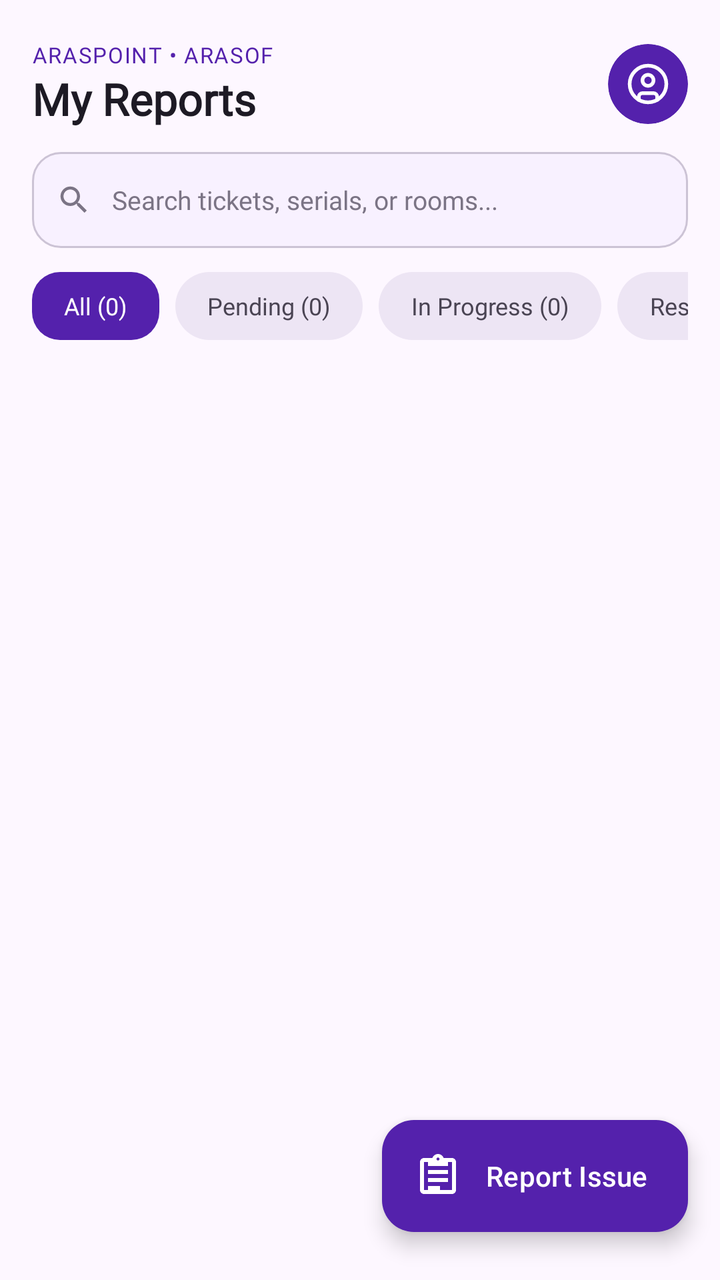
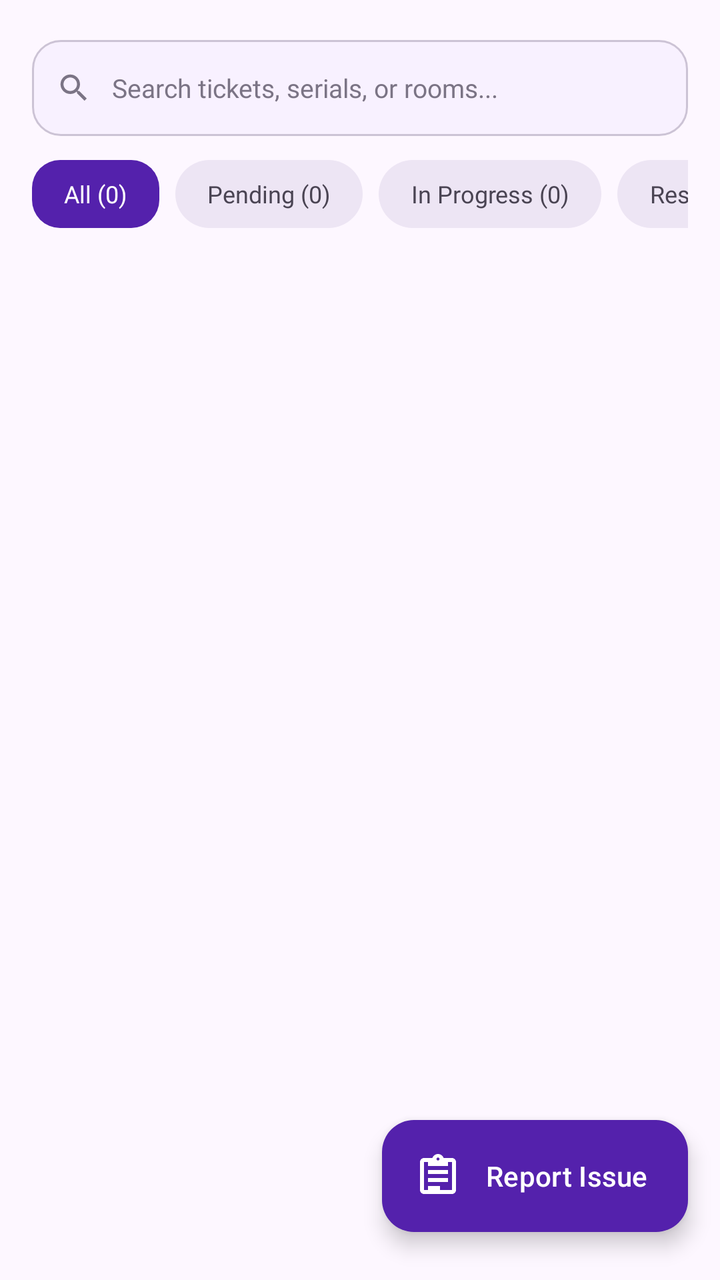

The first picture is an Android layout as it rendered before a commit; the second is the same layout after the commit. The layout source and the unified diff follow.
<!-- AndroidManifest.xml: application theme Theme.Araspointmap -->
<!-- res/layout/fragment_report.xml -->
<?xml version="1.0" encoding="utf-8"?>
<androidx.coordinatorlayout.widget.CoordinatorLayout xmlns:android="http://schemas.android.com/apk/res/android"
    xmlns:app="http://schemas.android.com/apk/res-auto"
    android:layout_width="match_parent"
    android:layout_height="match_parent"
    android:background="@color/surface">

    <LinearLayout
        android:layout_width="match_parent"
        android:layout_height="match_parent"
        android:orientation="vertical"
        android:paddingHorizontal="@dimen/screen_padding_horizontal"
        android:paddingTop="20dp">

        <RelativeLayout
            android:layout_width="match_parent"
            android:layout_height="wrap_content"
            android:layout_marginBottom="12dp">

            <LinearLayout
                android:layout_width="wrap_content"
                android:layout_height="wrap_content"
                android:layout_alignParentStart="true"
                android:layout_centerVertical="true"
                android:orientation="vertical">

                <TextView
                    android:layout_width="wrap_content"
                    android:layout_height="wrap_content"
                    android:fontFamily="@font/inter_18pt_bold"
                    android:text="ARASPOINT • ARASOF"
                    android:textColor="@color/primary"
                    android:textSize="11sp"
                    android:letterSpacing="0.05" />

                <TextView
                    android:id="@+id/reportTitleText"
                    android:layout_width="wrap_content"
                    android:layout_height="wrap_content"
                    android:fontFamily="@font/poppins_bold"
                    android:text="My Reports"
                    android:textColor="@color/on_surface"
                    android:textSize="22sp"
                    android:textStyle="bold" />
            </LinearLayout>

            <androidx.cardview.widget.CardView
                android:layout_width="40dp"
                android:layout_height="40dp"
                android:layout_alignParentEnd="true"
                android:layout_centerVertical="true"
                app:cardCornerRadius="20dp"
                app:cardElevation="0dp"
                app:cardBackgroundColor="@color/primary">

                <ImageView
                    android:layout_width="22dp"
                    android:layout_height="22dp"
                    android:layout_gravity="center"
                    android:src="@drawable/circle_user"
                    app:tint="@color/on_primary"
                    android:contentDescription="Profile" />
            </androidx.cardview.widget.CardView>
        </RelativeLayout>

        <LinearLayout
            android:layout_width="match_parent"
            android:layout_height="@dimen/input_height"
            android:background="@drawable/bg_input_field"
            android:gravity="center_vertical"
            android:orientation="horizontal"
            android:paddingHorizontal="@dimen/input_padding_horizontal"
            android:layout_marginBottom="12dp">

            <ImageView
                android:layout_width="@dimen/input_icon_size"
                android:layout_height="@dimen/input_icon_size"
                android:src="@drawable/ic_search_m3"
                app:tint="@color/outline"
                android:contentDescription="Search Icon" />

            <EditText
                android:id="@+id/searchReportInput"
                android:layout_width="0dp"
                android:layout_height="match_parent"
                android:layout_weight="1"
                android:layout_marginStart="10dp"
                android:background="@android:color/transparent"
                android:fontFamily="@font/inter_18pt_regular"
                android:hint="Search tickets, serials, or rooms..."
                android:textColor="@color/on_surface"
                android:textColorHint="@color/outline"
                android:textSize="@dimen/text_body"
                android:singleLine="true" />
        </LinearLayout>

        <HorizontalScrollView
            android:layout_width="match_parent"
            android:layout_height="wrap_content"
            android:scrollbars="none"
            android:layout_marginBottom="12dp">

            <LinearLayout
                android:layout_width="wrap_content"
                android:layout_height="wrap_content"
                android:orientation="horizontal">

                <TextView
                    android:id="@+id/chipFilterAll"
                    android:layout_width="wrap_content"
                    android:layout_height="34dp"
                    android:gravity="center"
                    android:background="@drawable/bg_button_primary"
                    android:fontFamily="@font/inter_18pt_bold"
                    android:paddingHorizontal="16dp"
                    android:text="All (0)"
                    android:textColor="@color/on_primary"
                    android:textSize="12sp"
                    android:clickable="true"
                    android:focusable="true" />

                <TextView
                    android:id="@+id/chipFilterPending"
                    android:layout_width="wrap_content"
                    android:layout_height="34dp"
                    android:gravity="center"
                    android:layout_marginStart="8dp"
                    android:background="@drawable/bg_badge_institution"
                    android:fontFamily="@font/inter_18pt_bold"
                    android:paddingHorizontal="16dp"
                    android:text="Pending (0)"
                    android:textColor="@color/on_surface_variant"
                    android:textSize="12sp"
                    android:clickable="true"
                    android:focusable="true" />

                <TextView
                    android:id="@+id/chipFilterInProgress"
                    android:layout_width="wrap_content"
                    android:layout_height="34dp"
                    android:gravity="center"
                    android:layout_marginStart="8dp"
                    android:background="@drawable/bg_badge_institution"
                    android:fontFamily="@font/inter_18pt_bold"
                    android:paddingHorizontal="16dp"
                    android:text="In Progress (0)"
                    android:textColor="@color/on_surface_variant"
                    android:textSize="12sp"
                    android:clickable="true"
                    android:focusable="true" />

                <TextView
                    android:id="@+id/chipFilterResolved"
                    android:layout_width="wrap_content"
                    android:layout_height="34dp"
                    android:gravity="center"
                    android:layout_marginStart="8dp"
                    android:background="@drawable/bg_badge_institution"
                    android:fontFamily="@font/inter_18pt_bold"
                    android:paddingHorizontal="16dp"
                    android:text="Resolved (0)"
                    android:textColor="@color/on_surface_variant"
                    android:textSize="12sp"
                    android:clickable="true"
                    android:focusable="true" />
            </LinearLayout>
        </HorizontalScrollView>

        <LinearLayout
            android:id="@+id/maintenanceSummaryLayout"
            android:layout_width="match_parent"
            android:layout_height="wrap_content"
            android:orientation="horizontal"
            android:layout_marginBottom="12dp"
            android:visibility="gone">

            <androidx.cardview.widget.CardView
                android:layout_width="0dp"
                android:layout_height="@dimen/kpi_card_height"
                android:layout_weight="1"
                android:layout_marginEnd="6dp"
                app:cardCornerRadius="14dp"
                app:cardElevation="1dp"
                app:cardBackgroundColor="@color/surface_container_lowest">

                <LinearLayout
                    android:layout_width="match_parent"
                    android:layout_height="match_parent"
                    android:orientation="vertical"
                    android:gravity="center"
                    android:padding="8dp">

                    <TextView
                        android:id="@+id/txtSummaryTotal"
                        android:layout_width="wrap_content"
                        android:layout_height="wrap_content"
                        android:fontFamily="@font/poppins_bold"
                        android:text="0"
                        android:textColor="@color/primary"
                        android:textSize="18sp"
                        android:textStyle="bold" />

                    <TextView
                        android:layout_width="wrap_content"
                        android:layout_height="wrap_content"
                        android:fontFamily="@font/inter_18pt_regular"
                        android:text="Total Tickets"
                        android:textColor="@color/on_surface_variant"
                        android:textSize="11sp" />
                </LinearLayout>
            </androidx.cardview.widget.CardView>

            <androidx.cardview.widget.CardView
                android:layout_width="0dp"
                android:layout_height="@dimen/kpi_card_height"
                android:layout_weight="1"
                android:layout_marginHorizontal="3dp"
                app:cardCornerRadius="14dp"
                app:cardElevation="1dp"
                app:cardBackgroundColor="@color/surface_container_lowest">

                <LinearLayout
                    android:layout_width="match_parent"
                    android:layout_height="match_parent"
                    android:orientation="vertical"
                    android:gravity="center"
                    android:padding="8dp">

                    <TextView
                        android:id="@+id/txtSummaryInProgress"
                        android:layout_width="wrap_content"
                        android:layout_height="wrap_content"
                        android:fontFamily="@font/poppins_bold"
                        android:text="0"
                        android:textColor="@color/secondary"
                        android:textSize="18sp"
                        android:textStyle="bold" />

                    <TextView
                        android:layout_width="wrap_content"
                        android:layout_height="wrap_content"
                        android:fontFamily="@font/inter_18pt_regular"
                        android:text="In Progress"
                        android:textColor="@color/on_surface_variant"
                        android:textSize="11sp" />
                </LinearLayout>
            </androidx.cardview.widget.CardView>

            <androidx.cardview.widget.CardView
                android:layout_width="0dp"
                android:layout_height="@dimen/kpi_card_height"
                android:layout_weight="1"
                android:layout_marginStart="6dp"
                app:cardCornerRadius="14dp"
                app:cardElevation="1dp"
                app:cardBackgroundColor="@color/surface_container_lowest">

                <LinearLayout
                    android:layout_width="match_parent"
                    android:layout_height="match_parent"
                    android:orientation="vertical"
                    android:gravity="center"
                    android:padding="8dp">

                    <TextView
                        android:id="@+id/txtSummaryCritical"
                        android:layout_width="wrap_content"
                        android:layout_height="wrap_content"
                        android:fontFamily="@font/poppins_bold"
                        android:text="0"
                        android:textColor="@color/status_damaged"
                        android:textSize="18sp"
                        android:textStyle="bold" />

                    <TextView
                        android:layout_width="wrap_content"
                        android:layout_height="wrap_content"
                        android:fontFamily="@font/inter_18pt_regular"
                        android:text="Critical/High"
                        android:textColor="@color/on_surface_variant"
                        android:textSize="11sp" />
                </LinearLayout>
            </androidx.cardview.widget.CardView>
        </LinearLayout>

        <Spinner
            android:id="@+id/spinnerPriorityFilter"
            android:layout_width="0dp"
            android:layout_height="0dp"
            android:visibility="gone" />

        <FrameLayout
            android:layout_width="match_parent"
            android:layout_height="0dp"
            android:layout_weight="1">

            <androidx.recyclerview.widget.RecyclerView
                android:id="@+id/recyclerViewReports"
                android:layout_width="match_parent"
                android:layout_height="match_parent"
                android:clipToPadding="false"
                android:paddingBottom="90dp"
                android:scrollbars="vertical" />

            <LinearLayout
                android:id="@+id/emptyStateLayout"
                android:layout_width="match_parent"
                android:layout_height="match_parent"
                android:gravity="center"
                android:orientation="vertical"
                android:padding="32dp"
                android:visibility="gone">

                <ImageView
                    android:layout_width="64dp"
                    android:layout_height="64dp"
                    android:src="@drawable/ic_check_circle_m3"
                    app:tint="@color/primary"
                    android:contentDescription="No reports" />

                <TextView
                    android:layout_width="wrap_content"
                    android:layout_height="wrap_content"
                    android:layout_marginTop="12dp"
                    android:fontFamily="@font/poppins_bold"
                    android:text="No Maintenance Tickets"
                    android:textColor="@color/on_surface"
                    android:textSize="16sp" />

                <TextView
                    android:layout_width="wrap_content"
                    android:layout_height="wrap_content"
                    android:layout_marginTop="4dp"
                    android:fontFamily="@font/inter_18pt_regular"
                    android:gravity="center"
                    android:text="You haven't submitted any incident reports yet or all tickets are resolved."
                    android:textColor="@color/on_surface_variant"
                    android:textSize="13sp" />
            </LinearLayout>
        </FrameLayout>

    </LinearLayout>

    <com.google.android.material.floatingactionbutton.ExtendedFloatingActionButton
        android:id="@+id/fabSubmitReport"
        android:layout_width="wrap_content"
        android:layout_height="wrap_content"
        android:layout_gravity="bottom|end"
        android:layout_marginEnd="16dp"
        android:layout_marginBottom="24dp"
        android:text="Report Issue"
        android:textColor="@color/on_primary"
        app:icon="@drawable/ic_nav_tasks"
        app:iconTint="@color/on_primary"
        app:backgroundTint="@color/primary" />

</androidx.coordinatorlayout.widget.CoordinatorLayout>
<!-- resources referenced by this layout -->
<resources>
  <color name="on_primary">#FFFFFF</color>
  <color name="on_surface">#1D1A24</color>
  <color name="on_surface_variant">#4A4453</color>
  <color name="outline">#7B7485</color>
  <color name="primary">#5421AC</color>
  <color name="secondary">#6E47B8</color>
  <color name="status_damaged">#DC2626</color>
  <color name="surface">#FDF7FF</color>
  <color name="surface_container_lowest">#FFFFFF</color>
  <dimen name="input_height">48dp</dimen>
  <dimen name="input_icon_size">18dp</dimen>
  <dimen name="input_padding_horizontal">12dp</dimen>
  <dimen name="kpi_card_height">72dp</dimen>
  <dimen name="screen_padding_horizontal">16dp</dimen>
  <dimen name="text_body">13sp</dimen>
  <!-- drawable bg_badge_institution (drawable) -->
  <?xml version="1.0" encoding="utf-8"?>
  <shape xmlns:android="http://schemas.android.com/apk/res/android"
      android:shape="rectangle">
      <corners android:radius="999dp" />
      <solid android:color="@color/surface_container_high" />
  </shape>
  <!-- drawable bg_button_primary (drawable) -->
  <?xml version="1.0" encoding="utf-8"?>
  <ripple xmlns:android="http://schemas.android.com/apk/res/android"
      android:color="@color/primary_fixed">
      <item>
          <shape android:shape="rectangle">
              <corners android:radius="14dp" />
              <solid android:color="@color/primary" />
          </shape>
      </item>
  </ripple>
  <!-- drawable circle_user (drawable) -->
  <vector xmlns:android="http://schemas.android.com/apk/res/android"
      android:width="24dp"
      android:height="24dp"
      android:viewportWidth="24"
      android:viewportHeight="24">
  
      <path
          android:pathData="M12,2A10,10 0,1 0,22,12A10,10 0,0 0,12,2z"
          android:strokeWidth="2"
          android:strokeColor="#000000"
          android:strokeLineCap="round"
          android:strokeLineJoin="round" />
  
      <path
          android:pathData="M12,7A3,3 0,1 1,9,10A3,3 0,0 1,12,7z"
          android:strokeWidth="2"
          android:strokeColor="#000000"
          android:strokeLineCap="round"
          android:strokeLineJoin="round" />
  
      <path
          android:pathData="M7,20.662V19a2,2 0,0 1,2 -2h6a2,2 0,0 1,2 2v1.662"
          android:strokeWidth="2"
          android:strokeColor="#000000"
          android:strokeLineCap="round"
          android:strokeLineJoin="round" />
  </vector>
  <!-- drawable ic_check_circle_m3 (drawable) -->
  <vector xmlns:android="http://schemas.android.com/apk/res/android"
      android:width="24dp"
      android:height="24dp"
      android:viewportWidth="24"
      android:viewportHeight="24">
    <path
        android:fillColor="#FF000000"
        android:pathData="M12,2C6.48,2 2,6.48 2,12s4.48,10 10,10 10,-4.48 10,-10S17.52,2 12,2zm-2,15l-5,-5 1.41,-1.41L10,14.17l7.59,-7.59L19,8l-9,9z"/>
  </vector>
  <!-- drawable ic_search_m3 (drawable) -->
  <vector xmlns:android="http://schemas.android.com/apk/res/android"
      android:width="24dp"
      android:height="24dp"
      android:viewportWidth="24"
      android:viewportHeight="24">
    <path
        android:fillColor="#FF000000"
        android:pathData="M15.5,14h-0.79l-0.28,-0.27C15.41,12.59 16,11.11 16,9.5 16,5.91 13.09,3 9.5,3S3,5.91 3,9.5 5.91,16 9.5,16c1.61,0 3.09,-0.59 4.23,-1.57l0.27,0.28v0.79l5,4.99L20.49,19l-4.99,-5zm-6,0C7.01,14 5,11.99 5,9.5S7.01,5 9.5,5 14,7.01 14,9.5 11.99,14 9.5,14z"/>
  </vector>
  <style name="Theme.Araspointmap" parent="Base.Theme.Araspointmap" />
  <color name="surface_container_high">#EDE5F4</color>
  <color name="primary_fixed">#EADDFF</color>
  <color name="surface_container_low">#F8F1FF</color>
  <color name="outline_variant">#CCC3D5</color>
  <color name="primary_container">#6C3FC5</color>
  <color name="on_primary_container">#DFCEFF</color>
  <color name="on_secondary">#FFFFFF</color>
  <color name="secondary_container">#B088FE</color>
  <color name="surface_container_highest">#E7E0EE</color>
  <color name="error">#BA1A1A</color>
  <color name="on_error">#FFFFFF</color>
  <!-- unchanged entries left out for length: 3 -->
</resources>

<!-- the commit's change to res/layout/fragment_report.xml (unified diff, before → after) -->
@@ -11,57 +11,6 @@
         android:orientation="vertical"
         android:paddingHorizontal="@dimen/screen_padding_horizontal"
         android:paddingTop="20dp">
-
-        <RelativeLayout
-            android:layout_width="match_parent"
-            android:layout_height="wrap_content"
-            android:layout_marginBottom="12dp">
-
-            <LinearLayout
-                android:layout_width="wrap_content"
-                android:layout_height="wrap_content"
-                android:layout_alignParentStart="true"
-                android:layout_centerVertical="true"
-                android:orientation="vertical">
-
-                <TextView
-                    android:layout_width="wrap_content"
-                    android:layout_height="wrap_content"
-                    android:fontFamily="@font/inter_18pt_bold"
-                    android:text="ARASPOINT • ARASOF"
-                    android:textColor="@color/primary"
-                    android:textSize="11sp"
-                    android:letterSpacing="0.05" />
-
-                <TextView
-                    android:id="@+id/reportTitleText"
-                    android:layout_width="wrap_content"
-                    android:layout_height="wrap_content"
-                    android:fontFamily="@font/poppins_bold"
-                    android:text="My Reports"
-                    android:textColor="@color/on_surface"
-                    android:textSize="22sp"
-                    android:textStyle="bold" />
-            </LinearLayout>
-
-            <androidx.cardview.widget.CardView
-                android:layout_width="40dp"
-                android:layout_height="40dp"
-                android:layout_alignParentEnd="true"
-                android:layout_centerVertical="true"
-                app:cardCornerRadius="20dp"
-                app:cardElevation="0dp"
-                app:cardBackgroundColor="@color/primary">
-
-                <ImageView
-                    android:layout_width="22dp"
-                    android:layout_height="22dp"
-                    android:layout_gravity="center"
-                    android:src="@drawable/circle_user"
-                    app:tint="@color/on_primary"
-                    android:contentDescription="Profile" />
-            </androidx.cardview.widget.CardView>
-        </RelativeLayout>
 
         <LinearLayout
             android:layout_width="match_parent"
@@ -166,123 +115,6 @@
             </LinearLayout>
         </HorizontalScrollView>
 
-        <LinearLayout
-            android:id="@+id/maintenanceSummaryLayout"
-            android:layout_width="match_parent"
-            android:layout_height="wrap_content"
-            android:orientation="horizontal"
-            android:layout_marginBottom="12dp"
-            android:visibility="gone">
-
-            <androidx.cardview.widget.CardView
-                android:layout_width="0dp"
-                android:layout_height="@dimen/kpi_card_height"
-                android:layout_weight="1"
-                android:layout_marginEnd="6dp"
-                app:cardCornerRadius="14dp"
-                app:cardElevation="1dp"
-                app:cardBackgroundColor="@color/surface_container_lowest">
-
-                <LinearLayout
-                    android:layout_width="match_parent"
-                    android:layout_height="match_parent"
-                    android:orientation="vertical"
-                    android:gravity="center"
-                    android:padding="8dp">
-
-                    <TextView
-                        android:id="@+id/txtSummaryTotal"
-                        android:layout_width="wrap_content"
-                        android:layout_height="wrap_content"
-                        android:fontFamily="@font/poppins_bold"
-                        android:text="0"
-                        android:textColor="@color/primary"
-                        android:textSize="18sp"
-                        android:textStyle="bold" />
-
-                    <TextView
-                        android:layout_width="wrap_content"
-                        android:layout_height="wrap_content"
-                        android:fontFamily="@font/inter_18pt_regular"
-                        android:text="Total Tickets"
-                        android:textColor="@color/on_surface_variant"
-                        android:textSize="11sp" />
-                </LinearLayout>
-            </androidx.cardview.widget.CardView>
-
-            <androidx.cardview.widget.CardView
-                android:layout_width="0dp"
-                android:layout_height="@dimen/kpi_card_height"
-                android:layout_weight="1"
-                android:layout_marginHorizontal="3dp"
-                app:cardCornerRadius="14dp"
-                app:cardElevation="1dp"
-                app:cardBackgroundColor="@color/surface_container_lowest">
-
-                <LinearLayout
-                    android:layout_width="match_parent"
-                    android:layout_height="match_parent"
-                    android:orientation="vertical"
-                    android:gravity="center"
-                    android:padding="8dp">
-
-                    <TextView
-                        android:id="@+id/txtSummaryInProgress"
-                        android:layout_width="wrap_content"
-                        android:layout_height="wrap_content"
-                        android:fontFamily="@font/poppins_bold"
-                        android:text="0"
-                        android:textColor="@color/secondary"
-                        android:textSize="18sp"
-                        android:textStyle="bold" />
-
-                    <TextView
-                        android:layout_width="wrap_content"
-                        android:layout_height="wrap_content"
-                        android:fontFamily="@font/inter_18pt_regular"
-                        android:text="In Progress"
-                        android:textColor="@color/on_surface_variant"
-                        android:textSize="11sp" />
-                </LinearLayout>
-            </androidx.cardview.widget.CardView>
-
-            <androidx.cardview.widget.CardView
-                android:layout_width="0dp"
-                android:layout_height="@dimen/kpi_card_height"
-                android:layout_weight="1"
-                android:layout_marginStart="6dp"
-                app:cardCornerRadius="14dp"
-                app:cardElevation="1dp"
-                app:cardBackgroundColor="@color/surface_container_lowest">
-
-                <LinearLayout
-                    android:layout_width="match_parent"
-                    android:layout_height="match_parent"
-                    android:orientation="vertical"
-                    android:gravity="center"
-                    android:padding="8dp">
-
-                    <TextView
-                        android:id="@+id/txtSummaryCritical"
-                        android:layout_width="wrap_content"
-                        android:layout_height="wrap_content"
-                        android:fontFamily="@font/poppins_bold"
-                        android:text="0"
-                        android:textColor="@color/status_damaged"
-                        android:textSize="18sp"
-                        android:textStyle="bold" />
-
-                    <TextView
-                        android:layout_width="wrap_content"
-                        android:layout_height="wrap_content"
-                        android:fontFamily="@font/inter_18pt_regular"
-                        android:text="Critical/High"
-                        android:textColor="@color/on_surface_variant"
-                        android:textSize="11sp" />
-                </LinearLayout>
-            </androidx.cardview.widget.CardView>
-        </LinearLayout>
-
         <Spinner
             android:id="@+id/spinnerPriorityFilter"
             android:layout_width="0dp"
<!-- resource entries referenced after the edit -->
@@ -6,13 +6,11 @@
   <color name="outline">#7B7485</color>
   <color name="primary">#5421AC</color>
   <color name="secondary">#6E47B8</color>
-  <color name="status_damaged">#DC2626</color>
   <color name="surface">#FDF7FF</color>
   <color name="surface_container_lowest">#FFFFFF</color>
   <dimen name="input_height">48dp</dimen>
   <dimen name="input_icon_size">18dp</dimen>
   <dimen name="input_padding_horizontal">12dp</dimen>
-  <dimen name="kpi_card_height">72dp</dimen>
   <dimen name="screen_padding_horizontal">16dp</dimen>
   <dimen name="text_body">13sp</dimen>
   <!-- drawable bg_badge_institution (drawable) -->
@@ -33,34 +31,6 @@
           </shape>
       </item>
   </ripple>
-  <!-- drawable circle_user (drawable) -->
-  <vector xmlns:android="http://schemas.android.com/apk/res/android"
-      android:width="24dp"
-      android:height="24dp"
-      android:viewportWidth="24"
-      android:viewportHeight="24">
-  
-      <path
-          android:pathData="M12,2A10,10 0,1 0,22,12A10,10 0,0 0,12,2z"
-          android:strokeWidth="2"
-          android:strokeColor="#000000"
-          android:strokeLineCap="round"
-          android:strokeLineJoin="round" />
-  
-      <path
-          android:pathData="M12,7A3,3 0,1 1,9,10A3,3 0,0 1,12,7z"
-          android:strokeWidth="2"
-          android:strokeColor="#000000"
-          android:strokeLineCap="round"
-          android:strokeLineJoin="round" />
-  
-      <path
-          android:pathData="M7,20.662V19a2,2 0,0 1,2 -2h6a2,2 0,0 1,2 2v1.662"
-          android:strokeWidth="2"
-          android:strokeColor="#000000"
-          android:strokeLineCap="round"
-          android:strokeLineJoin="round" />
-  </vector>
   <!-- drawable ic_check_circle_m3 (drawable) -->
   <vector xmlns:android="http://schemas.android.com/apk/res/android"
       android:width="24dp"
